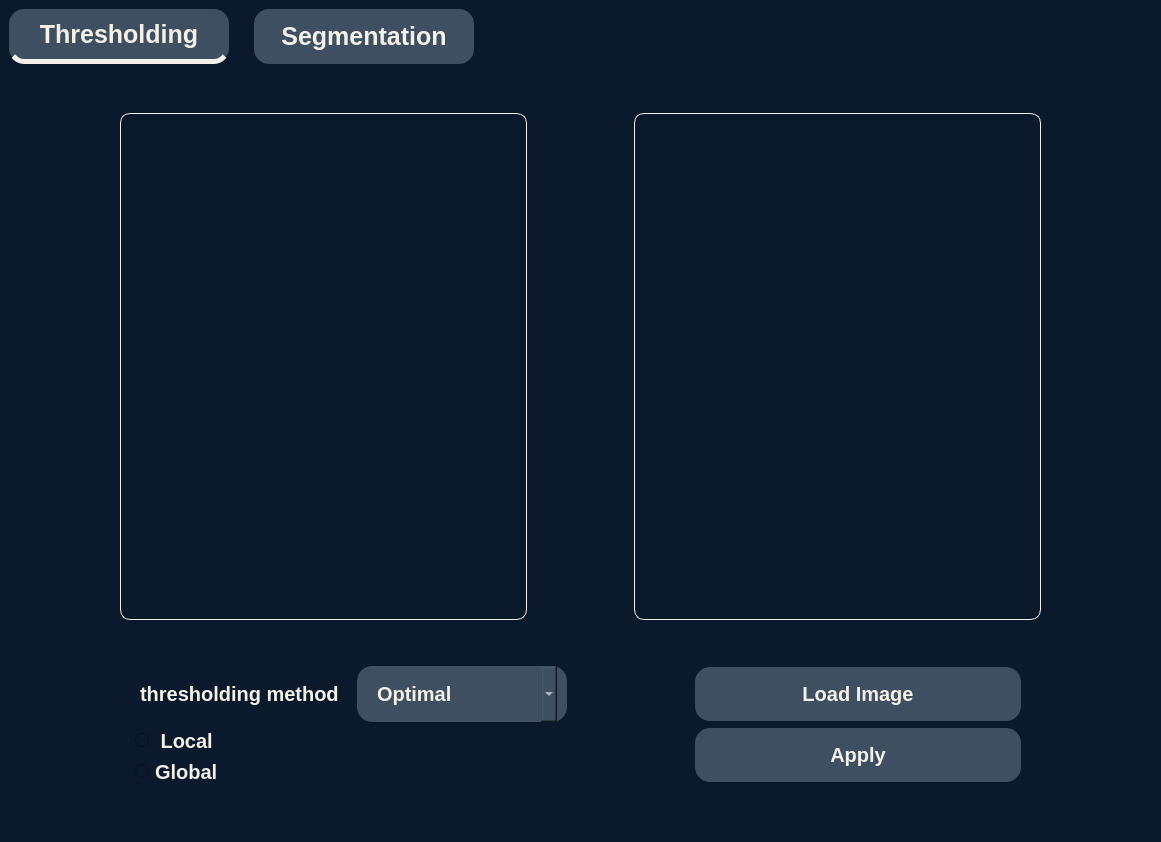
Before: the Qt Designer form main.ui in AhmeedRaafatt/Image-Thresholding-Segmentation, drawn with Qt 5.
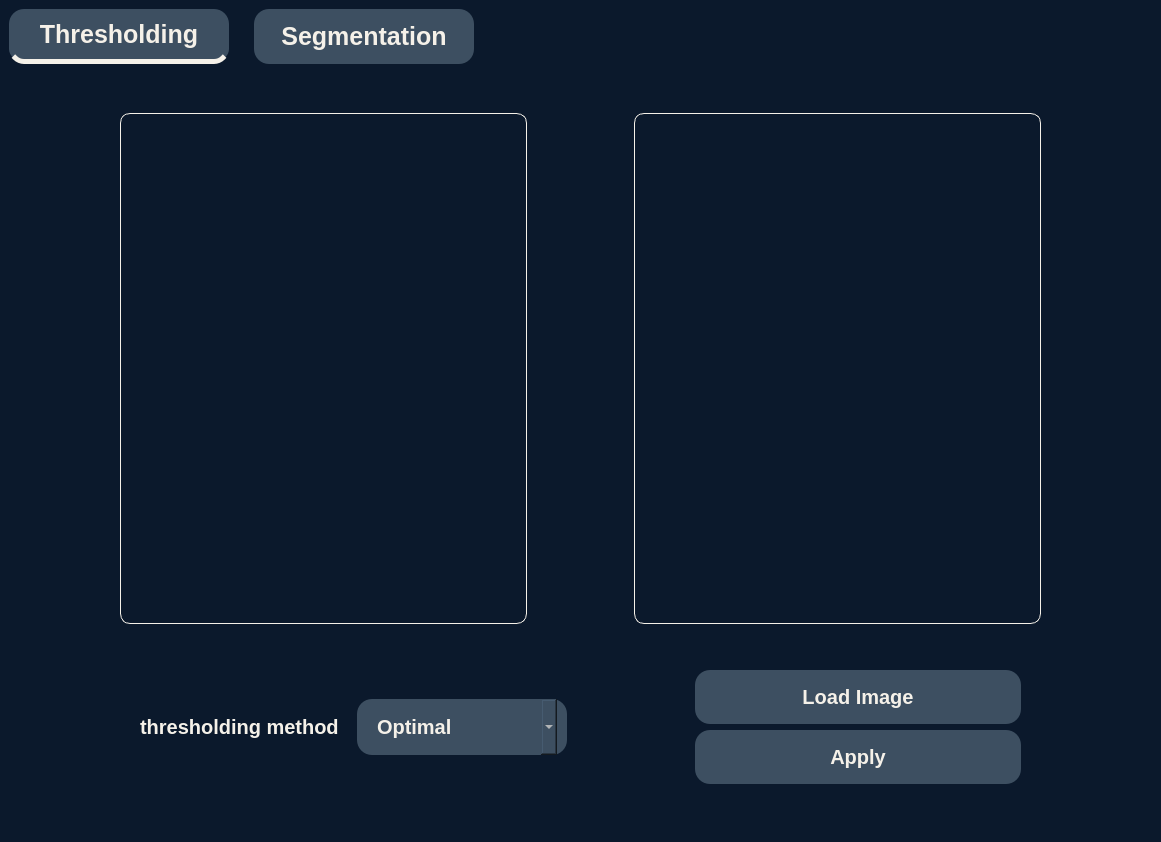
After: the same form once the commit is applied. The open tabs and pages were chosen to show the change.

Commit message: remove threshold type

Diff of the .ui file:
```diff
--- a/main.ui
+++ b/main.ui
@@ -235,36 +235,7 @@
              </layout>
             </item>
             <item>
-             <layout class="QVBoxLayout" name="verticalLayout_9">
-              <item>
-               <widget class="QRadioButton" name="local_thresholding">
-                <property name="styleSheet">
-                 <string notr="true">margin-left:5px;
-color:#f5f1e9;
-font-weight:bold;
-font-size:20px;
-</string>
-                </property>
-                <property name="text">
-                 <string> Local</string>
-                </property>
-               </widget>
-              </item>
-              <item>
-               <widget class="QRadioButton" name="global_thresholding">
-                <property name="styleSheet">
-                 <string notr="true">margin-left:5px;
-color:#f5f1e9;
-font-weight:bold;
-font-size:20px;
-</string>
-                </property>
-                <property name="text">
-                 <string>Global</string>
-                </property>
-               </widget>
-              </item>
-             </layout>
+             <layout class="QVBoxLayout" name="verticalLayout_9"/>
             </item>
            </layout>
           </item>
```
Left out of the diff: 7 changed lines with no effect on the pictures. The commit also changes 1 other file.
